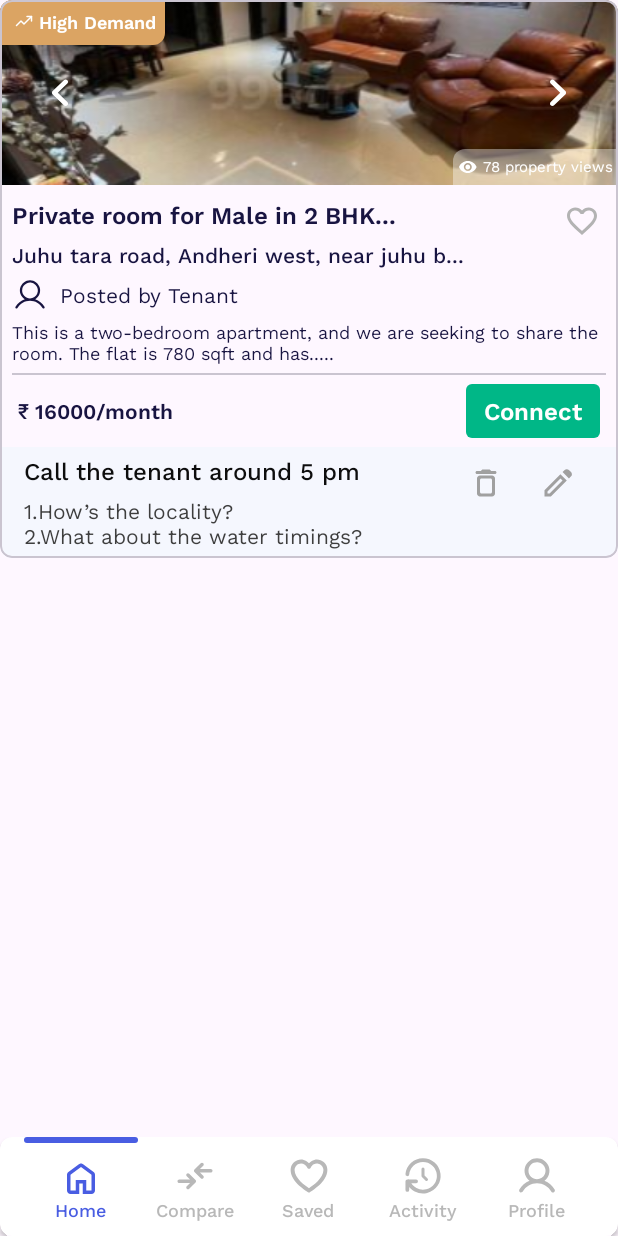
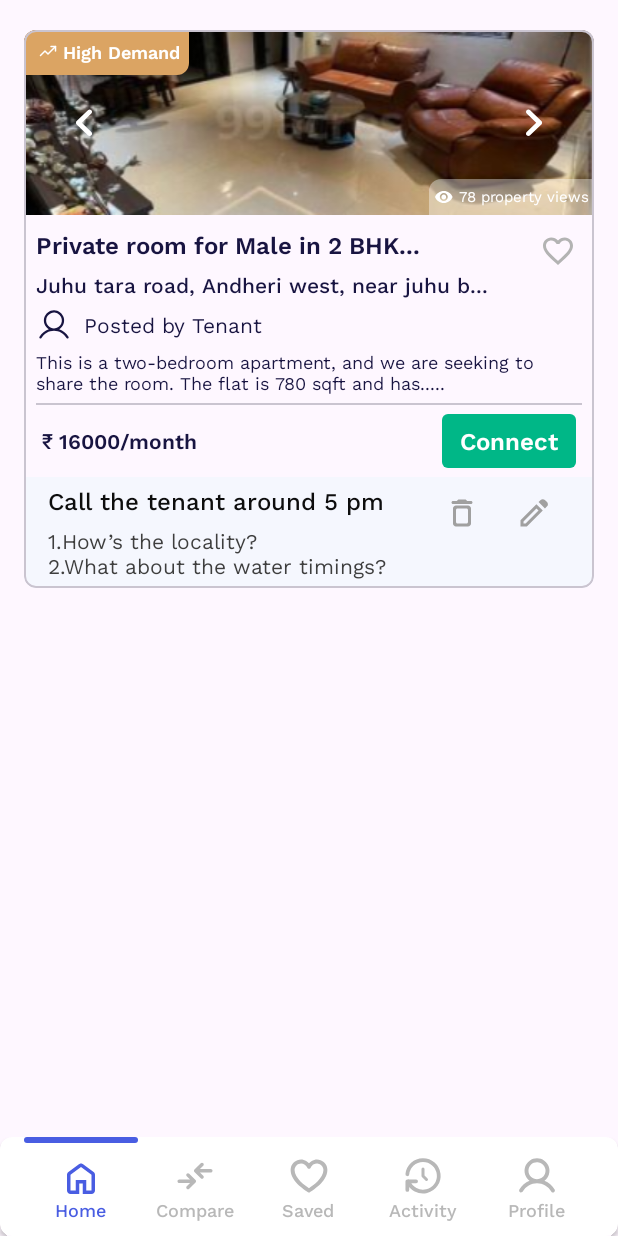
Before and after one commit to 1405yuga/UI-Respository, an Android app: the fragment SavedNotesFragment placed in its activity, on a phone screen of 412 x 824 dp. Run offline under Robolectric (Android 15) with nearby library versions, the phone set to English and light mode, and no system bars.

Commit message:
adjust margins in saved note fragment

```diff
--- a/HomeHiveClone/app/src/main/res/layout/fragment_saved_notes.xml
+++ b/HomeHiveClone/app/src/main/res/layout/fragment_saved_notes.xml
@@ -4,12 +4,15 @@
     xmlns:tools="http://schemas.android.com/tools"
     android:layout_width="match_parent"
     android:layout_height="match_parent"
-    tools:context=".fragments.SavedNotesFragment">
+    tools:context=".fragments.SavedNotesFragment"
+    android:layout_marginVertical="@dimen/scrollView_margin_vertical">
 
     <com.google.android.material.card.MaterialCardView
         android:layout_width="match_parent"
         android:layout_height="wrap_content"
-        app:cardCornerRadius="8dp">
+        app:cardCornerRadius="8dp"
+        android:layout_marginHorizontal="@dimen/fragment_top_bar_margin_horizontal"
+        android:layout_marginVertical="@dimen/gradient_margin_horizontal">
 
         <LinearLayout
             android:layout_width="match_parent"
```
Also changed, not shown: HomeHiveClone/app/src/main/res/drawable/note_bg.xml (+6 -3 lines).
